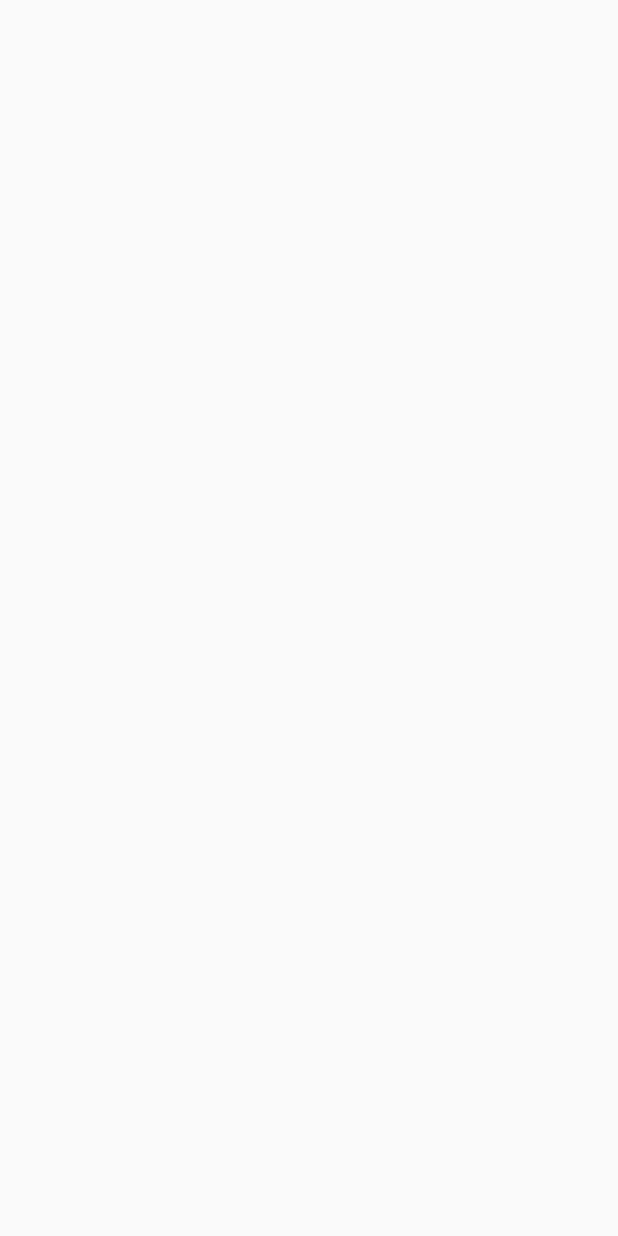
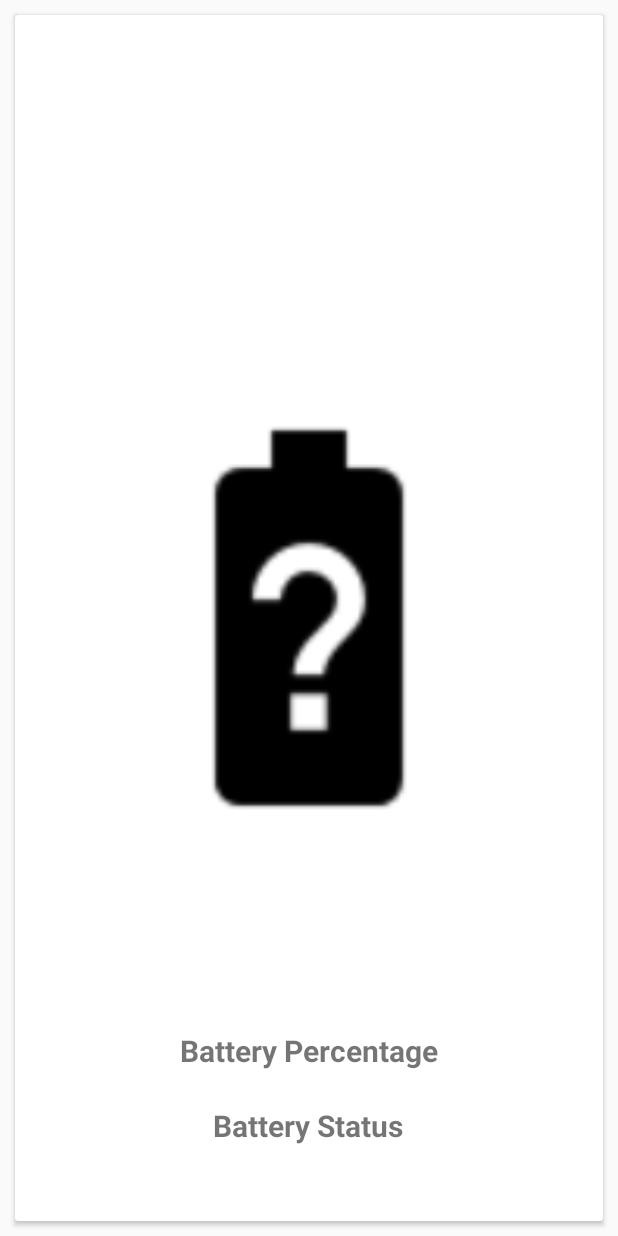
Before and after one commit to AadityaKhetan/VISION, an Android app: the TimeDateActivity screen opened directly, with no data from a screen before it, on a phone screen of 412 x 824 dp. Before the commit the screen is empty. Run offline under Robolectric (Android 15) with nearby library versions, the phone set to English and light mode, and no system bars.

Commit message:
Oct 7 20'

```diff
--- a/app/src/main/AndroidManifest.xml
+++ b/app/src/main/AndroidManifest.xml
@@ -35,6 +35,7 @@
 
         </activity>
 
+
     </application>
 
 </manifest>
--- a/app/src/main/java/com/example/vision/MainActivity.kt
+++ b/app/src/main/java/com/example/vision/MainActivity.kt
@@ -30,7 +30,8 @@ class MainActivity : AppCompatActivity(), View.OnClickListener,
 
         tts = TextToSpeech(this, this)
 
-        val text = "Welcome to Vision.Single tap for details and long press to open activity."
+        val text = "Welcome to Vision.Single tap for details and long press to open an activity."
+
         speak(text)
 
         msgBox.setOnClickListener(this)
--- a/app/src/main/res/layout/datetime.xml
+++ b/app/src/main/res/layout/datetime.xml
@@ -1,6 +1,47 @@
 <?xml version="1.0" encoding="utf-8"?>
-<androidx.constraintlayout.widget.ConstraintLayout
-    xmlns:android="http://schemas.android.com/apk/res/android" android:layout_width="match_parent"
-    android:layout_height="match_parent">
+<androidx.cardview.widget.CardView xmlns:android="http://schemas.android.com/apk/res/android"
+    android:layout_width="match_parent"
+    android:layout_height="match_parent"
 
-</androidx.constraintlayout.widget.ConstraintLayout>
+
+    android:layout_rowWeight="1"
+
+    android:layout_columnWeight="1"
+    android:layout_margin="10dp">
+
+    <RelativeLayout
+        android:id="@+id/msgBox"
+        android:layout_width="match_parent"
+        android:layout_height="match_parent">
+
+        <ImageView
+            android:id="@+id/batteryCard"
+            android:layout_width="300dp"
+            android:layout_height="300dp"
+            android:layout_centerInParent="true"
+            android:layout_marginTop="10dp"
+            android:src="@drawable/baseline_battery_unknown_black_48dp" />
+
+        <TextView
+            android:id="@+id/batteryStatus"
+            android:layout_width="wrap_content"
+            android:layout_height="wrap_content"
+            android:layout_alignParentBottom="true"
+            android:layout_centerHorizontal="true"
+            android:layout_marginBottom="50dp"
+            android:text="Battery Status"
+            android:textSize="20sp"
+            android:textStyle="bold" />
+
+        <TextView
+            android:id="@+id/batteryPer"
+            android:layout_width="wrap_content"
+            android:layout_height="wrap_content"
+            android:layout_alignParentBottom="true"
+            android:layout_centerHorizontal="true"
+            android:layout_marginBottom="100dp"
+            android:text="Battery Percentage"
+            android:textSize="20sp"
+            android:textStyle="bold" />
+    </RelativeLayout>
+</androidx.cardview.widget.CardView>
```
Also changed, not shown: app/src/main/java/com/example/vision/BatteryStatusReciever.kt (added, +16 -0 lines), app/src/main/java/com/example/vision/TimeDateActivity.kt (+80 -1 lines), app/src/main/res/drawable/baseline_battery_unknown_black_48dp.png (added).
